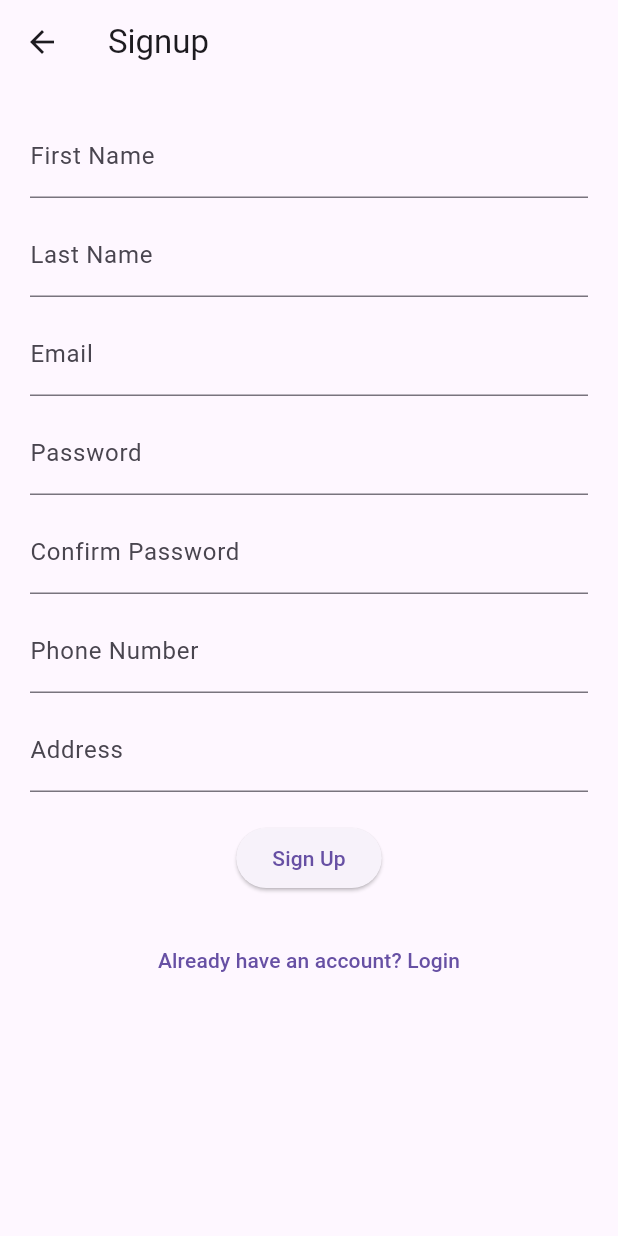
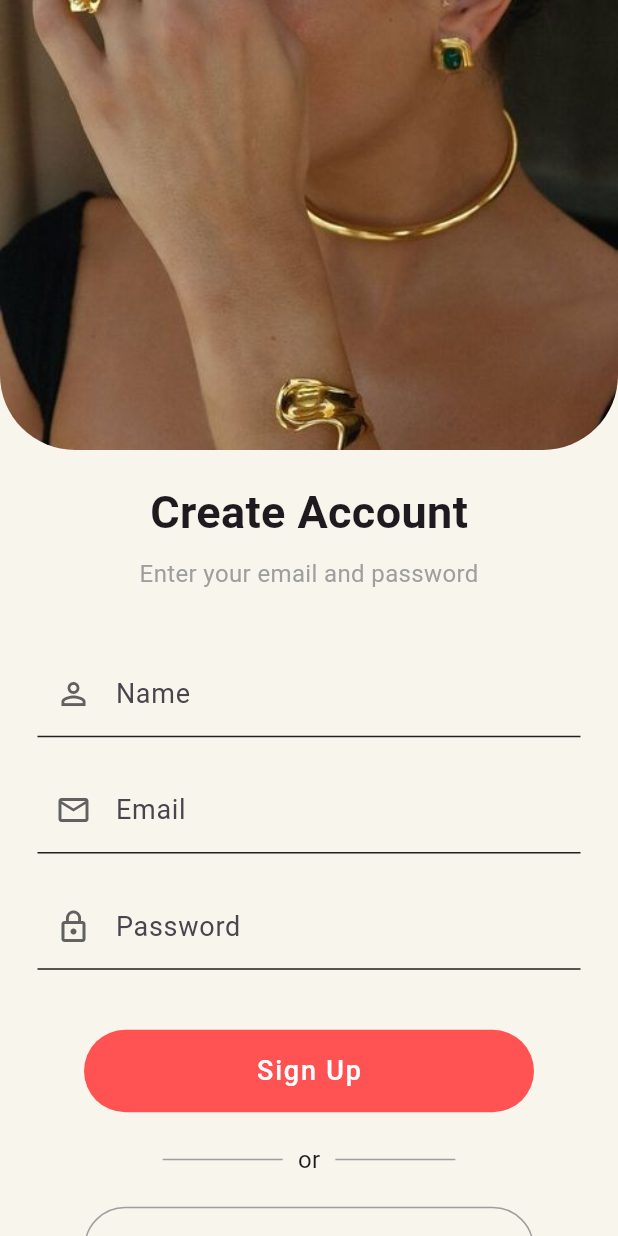
Before and after one commit to Aakritiparajuli2003/Jewelio, a Flutter app: the screen it shows after launch, after a tap on "Sign Up", on a phone screen of 412 x 824 dp. Run offline on Flutter 3.47's test engine with Material 3 defaults, Android fonts, the light colour scheme and no system bars; our stand-ins replace cloud_firestore, firebase_auth, firebase_core; accounts and stored records are empty; network calls fail.

Commit message:
Improve login & signup screens

```diff
--- a/lib/screens/login_screen.dart
+++ b/lib/screens/login_screen.dart
@@ -1,5 +1,3 @@
-// Flutter login + signup UI similar to provided design
-// Paste into your project and adjust assets, fonts, and Firebase imports
 
 import 'package:flutter/material.dart';
 import 'package:firebase_auth/firebase_auth.dart';
@@ -101,7 +99,7 @@ class _LoginScreenState extends State<LoginScreen> {
       body: Stack(
         children: [
           Positioned.fill(
-            child: Image.asset('assets/2.png', fit: BoxFit.cover),
+            child: Image.asset('assets/3.jpg', fit: BoxFit.cover),
           ),
 
           // Center bubble UI
@@ -128,7 +126,7 @@ class _LoginScreenState extends State<LoginScreen> {
                     ),
                     const SizedBox(height: 20),
 
-                    // Email field
+
                     TextField(
                       controller: emailController,
                       decoration: InputDecoration(
@@ -143,7 +141,7 @@ class _LoginScreenState extends State<LoginScreen> {
 
                     const SizedBox(height: 15),
 
-                    // Password
+
                     TextField(
                       controller: passwordController,
                       obscureText: true,
--- a/lib/screens/signup_screen.dart
+++ b/lib/screens/signup_screen.dart
@@ -1,7 +1,6 @@
 import 'package:flutter/material.dart';
 import 'package:firebase_auth/firebase_auth.dart';
 import 'package:cloud_firestore/cloud_firestore.dart';
-
 
 class SignupScreen extends StatefulWidget {
   const SignupScreen({super.key});
@@ -11,119 +10,204 @@ class SignupScreen extends StatefulWidget {
 }
 
 class _SignupScreenState extends State<SignupScreen> {
-  final TextEditingController firstNameController = TextEditingController();
-  final TextEditingController lastNameController = TextEditingController();
+  final TextEditingController nameController = TextEditingController();
   final TextEditingController emailController = TextEditingController();
   final TextEditingController passwordController = TextEditingController();
-  final TextEditingController confirmPasswordController = TextEditingController();
-  final TextEditingController phoneController = TextEditingController();
-  final TextEditingController addressController = TextEditingController();
 
   final FirebaseAuth _auth = FirebaseAuth.instance;
   final FirebaseFirestore _firestore = FirebaseFirestore.instance;
 
   bool isLoading = false;
 
-  void register() async {
-    if (passwordController.text != confirmPasswordController.text) {
-      ScaffoldMessenger.of(context).showSnackBar(
-        const SnackBar(content: Text("Passwords do not match")),
-      );
-      return;
-    }
+  Future<void> register() async {
+    setState(() => isLoading = true);
 
-    setState(() => isLoading = true);
     try {
       UserCredential user = await _auth.createUserWithEmailAndPassword(
         email: emailController.text.trim(),
         password: passwordController.text.trim(),
       );
 
-      await _firestore.collection('users').doc(user.user?.uid).set({
-        'firstName': firstNameController.text.trim(),
-        'lastName': lastNameController.text.trim(),
-        'email': emailController.text.trim(),
-        'phone': phoneController.text.trim(),
-        'address': addressController.text.trim(),
-        'createdAt': DateTime.now(),
+
+      if (!mounted) return;
+
+      await _firestore.collection("users").doc(user.user!.uid).set({
+        "name": nameController.text.trim(),
+        "email": emailController.text.trim(),
+        "createdAt": DateTime.now(),
       });
 
       if (!mounted) return;
+
       ScaffoldMessenger.of(context).showSnackBar(
         const SnackBar(content: Text("Signup Successful")),
       );
-      Navigator.pop(context); // go back to login screen
+
+      Navigator.pop(context);
+
     } catch (e) {
       if (!mounted) return;
-      ScaffoldMessenger.of(context).showSnackBar(
-        SnackBar(content: Text("Signup Failed: $e")),
-      );
+      ScaffoldMessenger.of(context)
+          .showSnackBar(SnackBar(content: Text("Signup Failed: $e")));
     } finally {
-      if (mounted) setState(() => isLoading = false);
+      if (mounted) {
+        setState(() => isLoading = false);
+      }
     }
   }
 
   @override
   Widget build(BuildContext context) {
     return Scaffold(
-      appBar: AppBar(title: const Text("Signup")),
+      backgroundColor: const Color(0xfff8f5ec),
       body: SingleChildScrollView(
-        padding: const EdgeInsets.all(20),
         child: Column(
           children: [
-            TextField(
-              controller: firstNameController,
-              decoration: const InputDecoration(labelText: "First Name"),
+            ClipRRect(
+              borderRadius: const BorderRadius.only(
+                bottomLeft: Radius.circular(50),
+                bottomRight: Radius.circular(50),
               ),
-            const SizedBox(height: 10),
-            TextField(
-              controller: lastNameController,
-              decoration: const InputDecoration(labelText: "Last Name"),
+              child: Image.asset(
+                "assets/signup.jpg",
+                height: 300,
+                width: double.infinity,
+                fit: BoxFit.cover,
               ),
-            const SizedBox(height: 10),
-            TextField(
-              controller: emailController,
-              decoration: const InputDecoration(labelText: "Email"),
             ),
-            const SizedBox(height: 10),
-            TextField(
-              controller: passwordController,
-              obscureText: true,
-              decoration: const InputDecoration(labelText: "Password"),
+
+            const SizedBox(height: 20),
+
+            const Text(
+              "Create Account",
+              style: TextStyle(
+                fontSize: 30,
+                fontWeight: FontWeight.bold,
               ),
-            const SizedBox(height: 10),
-            TextField(
-              controller: confirmPasswordController,
-              obscureText: true,
-              decoration: const InputDecoration(labelText: "Confirm Password"),
             ),
-            const SizedBox(height: 10),
-            TextField(
-              controller: phoneController,
-              decoration: const InputDecoration(labelText: "Phone Number"),
+            const SizedBox(height: 8),
+            const Text(
+              "Enter your email and password",
+              style: TextStyle(
+                fontSize: 16,
+                color: Colors.grey,
               ),
-            const SizedBox(height: 10),
-            TextField(
-              controller: addressController,
-              decoration: const InputDecoration(labelText: "Address"),
+            ),
+
+            const SizedBox(height: 40),
+
+            buildTextField(
+              controller: nameController,
+              label: "Name",
+              icon: Icons.person_outline,
             ),
             const SizedBox(height: 20),
+
+            buildTextField(
+              controller: emailController,
+              label: "Email",
+              icon: Icons.email_outlined,
+            ),
+            const SizedBox(height: 20),
+
+            buildTextField(
+              controller: passwordController,
+              label: "Password",
+              icon: Icons.lock_outline,
+              isPassword: true,
+            ),
+
+            const SizedBox(height: 40),
+
             isLoading
                 ? const CircularProgressIndicator()
-                : ElevatedButton(
+                : Container(
+                    width: 300,
+                    height: 55,
+                    decoration: BoxDecoration(
+                      color: Colors.redAccent,
+                      borderRadius: BorderRadius.circular(40),
+                    ),
+                    child: TextButton(
                       onPressed: register,
-                    child: const Text("Sign Up"),
+                      child: const Text(
+                        "Sign Up",
+                        style: TextStyle(
+                          color: Colors.white,
+                          letterSpacing: 1.2,
+                          fontSize: 18,
                         ),
+                      ),
+                    ),
+                  ),
+
             const SizedBox(height: 20),
-            TextButton(
+
+            Row(
+              mainAxisAlignment: MainAxisAlignment.center,
+              children: [
+                Container(width: 80, height: 1, color: Colors.grey),
+                const SizedBox(width: 10),
+                const Text("or", style: TextStyle(fontSize: 16)),
+                const SizedBox(width: 10),
+                Container(width: 80, height: 1, color: Colors.grey),
+              ],
+            ),
+
+            const SizedBox(height: 20),
+
+            Container(
+              width: 300,
+              height: 55,
+              decoration: BoxDecoration(
+                borderRadius: BorderRadius.circular(40),
+                border: Border.all(color: Colors.grey),
+              ),
+              child: TextButton(
                 onPressed: () {
-                Navigator.pop(context); // back to login
+                  Navigator.pop(context);
                 },
-              child: const Text("Already have an account? Login"),
+                child: const Text(
+                  "Log in",
+                  style: TextStyle(
+                    color: Colors.black,
+                    letterSpacing: 1.2,
+                    fontSize: 18,
                   ),
+                ),
+              ),
+            ),
+
+            const SizedBox(height: 40),
           ],
         ),
       ),
     );
   }
+
+  Widget buildTextField({
+    required TextEditingController controller,
+    required String label,
+    required IconData icon,
+    bool isPassword = false,
+  }) {
+    return Container(
+      padding: const EdgeInsets.symmetric(horizontal: 25),
+      child: TextField(
+        controller: controller,
+        obscureText: isPassword,
+        decoration: InputDecoration(
+          prefixIcon: Icon(icon, color: Colors.grey[700]),
+          labelText: label,
+          labelStyle: const TextStyle(fontSize: 18),
+          enabledBorder: const UnderlineInputBorder(
+            borderSide: BorderSide(color: Colors.black87),
+          ),
+          focusedBorder: const UnderlineInputBorder(
+            borderSide: BorderSide(color: Colors.black),
+          ),
+        ),
+      ),
+    );
   }
+}
--- a/pubspec.yaml
+++ b/pubspec.yaml
@@ -23,9 +23,10 @@ dev_dependencies:
 flutter:
   uses-material-design: true
   assets:
-    - assets/2.png
+    - assets/3.jpg
     - assets/Logo.png
     - assets/banner.jpg
     - assets/new.jpg
     - assets/best.jpg
     - assets/gift.jpg
+    - assets/signup.jpg
```
Also changed, not shown: lib/screens/home_screen.dart (+4 -6 lines), assets/3.jpg (added), assets/signup.jpg (added), lib/provider/auth_provider.dart (added). Lines whose indentation alone changed are shown as unchanged.
